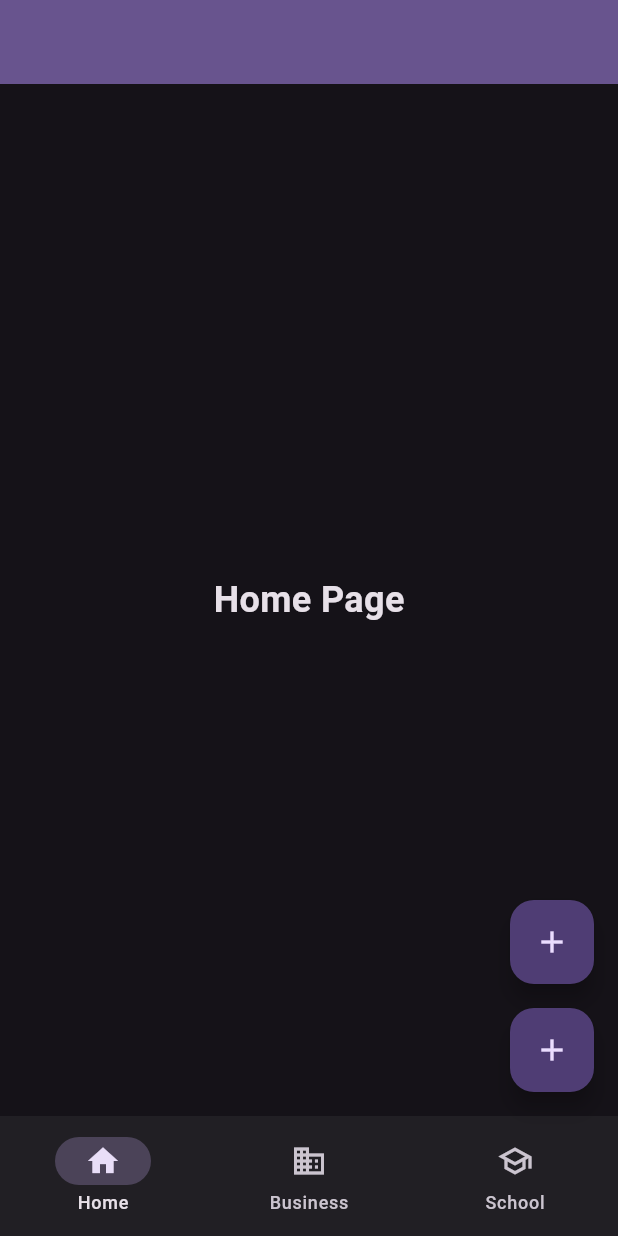
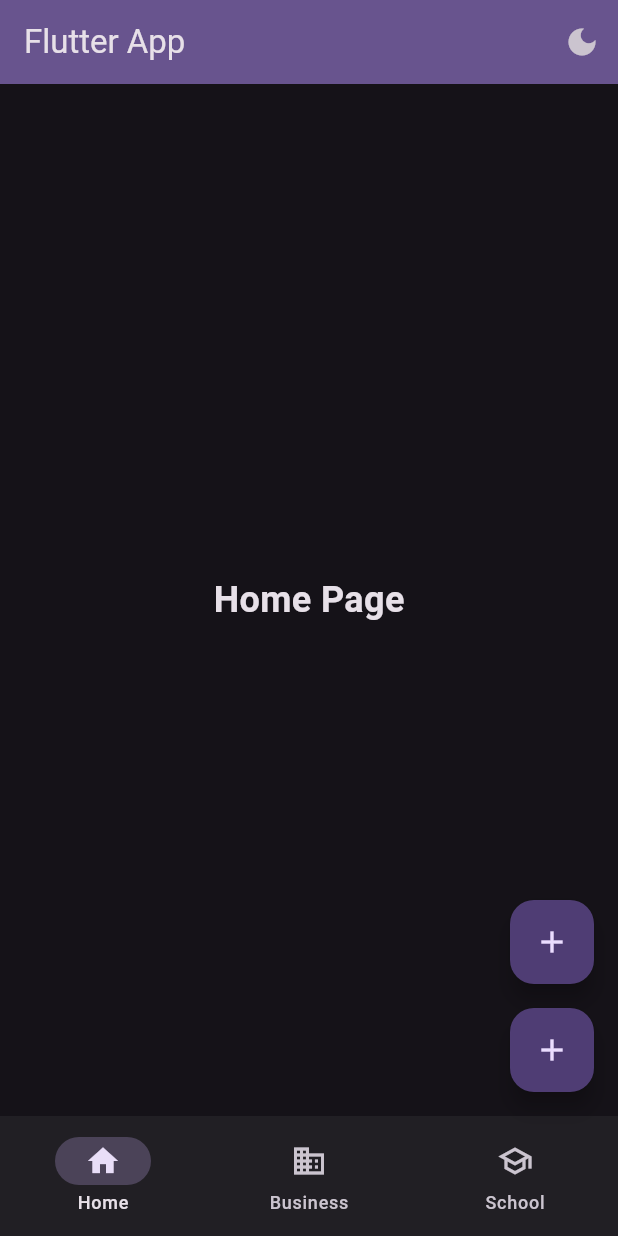
Before and after one commit to Yogesh-deshar/flutter_p, a Flutter app: the screen it shows after launch, on a phone screen of 412 x 824 dp. Run offline on Flutter 3.47's test engine with Material 3 defaults, Android fonts, the phone set to English and light mode, and no system bars.

Commit message:
add dark mode

```diff
--- a/lib/data/valuenotigier.dart
+++ b/lib/data/valuenotigier.dart
@@ -1,3 +1,4 @@
 import 'package:flutter/material.dart';
 
 ValueNotifier<int> Notifier = ValueNotifier(0);
+ValueNotifier<bool> isDarkMode = ValueNotifier(true);
--- a/lib/main.dart
+++ b/lib/main.dart
@@ -1,4 +1,4 @@
-import 'package:dart/views/Navbar_widgets.dart';
+import 'package:dart/data/valuenotigier.dart';
 import 'package:flutter/material.dart';
 import 'package:dart/views/widget_tree.dart';
 
@@ -13,16 +13,23 @@ class MyApp extends StatelessWidget {
   @override
   Widget build(BuildContext context) {
     debugDisableShadows = false;
+    return ValueListenableBuilder<bool>(
+      valueListenable: isDarkMode,
+      builder: (context, isDark, child) {
+        final brightness = isDark ? Brightness.dark : Brightness.light;
+
         return MaterialApp(
           debugShowCheckedModeBanner: false,
           title: 'Flutter Demo',
           theme: ThemeData(
-        colorScheme: .fromSeed(
+            colorScheme: ColorScheme.fromSeed(
               seedColor: Colors.deepPurple,
-          brightness: Brightness.dark,
+              brightness: brightness,
             ),
           ),
           home: const MyHomePage(title: 'Flutter Demo Home Page'),
+        );
+      },
     );
   }
 }
--- a/lib/views/widget_tree.dart
+++ b/lib/views/widget_tree.dart
@@ -22,6 +22,20 @@ class WidgetTree extends StatelessWidget {
   Widget build(BuildContext context) {
     return Scaffold(
       appBar: AppBar(
+        title: Text("Flutter App"),
+        actions: [
+          IconButton(
+            icon: ValueListenableBuilder(
+              valueListenable: isDarkMode,
+              builder: (context, value, child) {
+                return Icon(value ? Icons.dark_mode : Icons.light_mode);
+              },
+            ),
+            onPressed: () {
+              isDarkMode.value = !isDarkMode.value;
+            },
+          ),
+        ],
         backgroundColor: Theme.of(context).colorScheme.inversePrimary,
       ),
       // body: currentIndex == 0
```
Also changed, not shown: 1 other file. Lines whose indentation alone changed are shown as unchanged.
